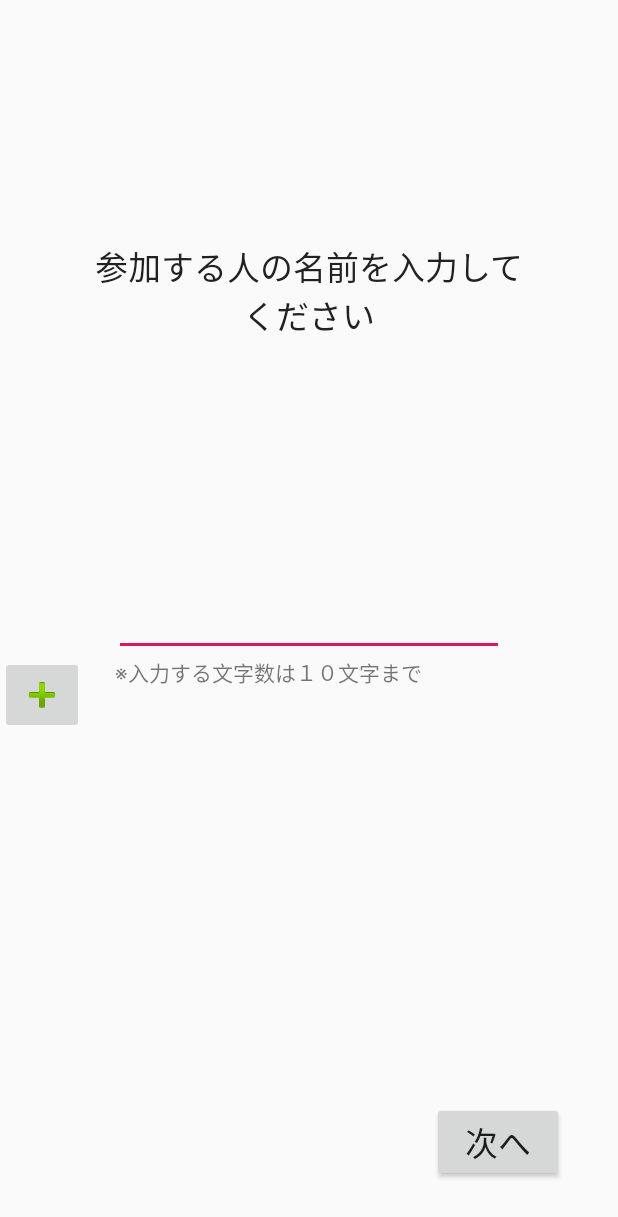
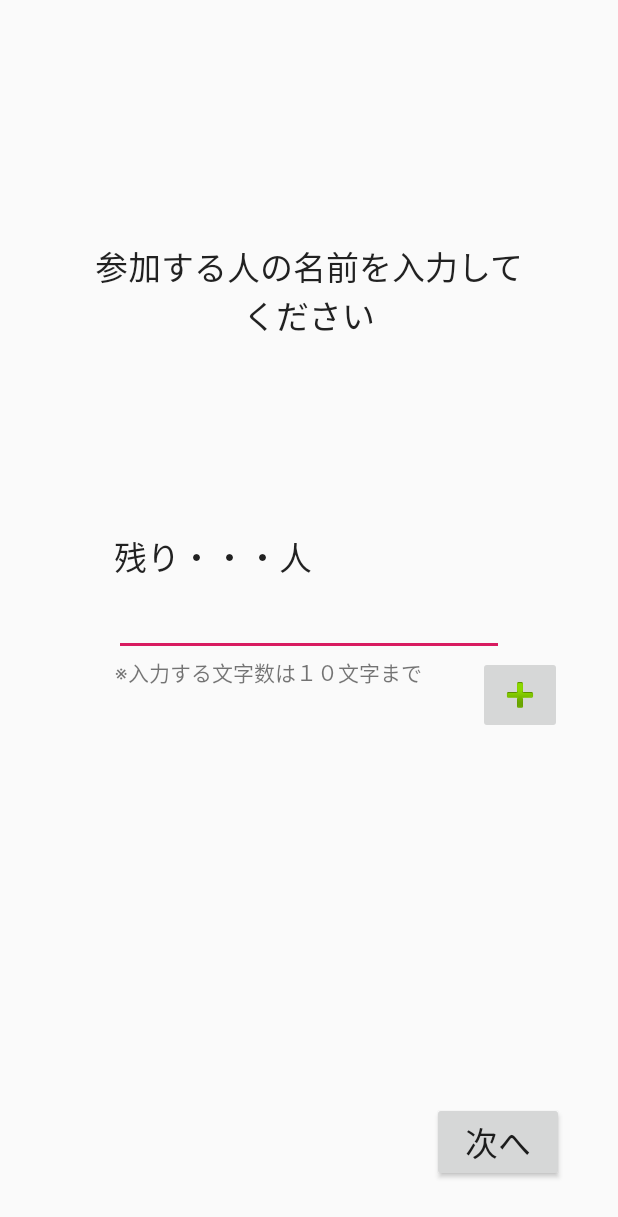
Before and after one commit to p2hacks/teamR03, an Android app: the layout fragment_exchange_input_name.xml on its own in the app's theme, with its tools: preview values and no code run, on a phone screen of 412 x 824 dp. Shown: the top 1217 px of the screen. Run offline under Robolectric (Android 15) with nearby library versions, the light colour scheme and no system bars.

Commit message:
人数、名前を

```diff
--- a/app/src/main/java/com/example/soba/exchange/exchange.kt
+++ b/app/src/main/java/com/example/soba/exchange/exchange.kt
@@ -10,4 +10,5 @@ class exchange : AppCompatActivity() {
         super.onCreate(savedInstanceState)
         setContentView(R.layout.activity_exchange)
     }
+
 }
--- a/app/src/main/res/layout/fragment_exchange_input_name.xml
+++ b/app/src/main/res/layout/fragment_exchange_input_name.xml
@@ -1,17 +1,14 @@
 <?xml version="1.0" encoding="utf-8"?>
-<FrameLayout xmlns:android="http://schemas.android.com/apk/res/android"
+<androidx.constraintlayout.widget.ConstraintLayout xmlns:android="http://schemas.android.com/apk/res/android"
     xmlns:app="http://schemas.android.com/apk/res-auto"
     xmlns:tools="http://schemas.android.com/tools"
-             android:layout_width="match_parent"
-             android:layout_height="match_parent"
-             tools:context=".exchange.exchange_input_name">
-
-    <androidx.constraintlayout.widget.ConstraintLayout
-        android:layout_width="match_parent"
-        android:layout_height="match_parent">
+    android:id="@+id/frameLayoutName"
+    android:layout_width="match_parent"
+    android:layout_height="match_parent"
+    tools:context=".exchange.exchange_input_name">
 
         <Button
-            android:id="@+id/nextButton"
+            android:id="@+id/nextButtonName"
             android:layout_width="wrap_content"
             android:layout_height="wrap_content"
             android:layout_marginEnd="36dp"
@@ -59,9 +56,18 @@
             android:id="@+id/addNameButton"
             android:layout_width="wrap_content"
             android:layout_height="wrap_content"
+            android:layout_marginEnd="37dp"
+            android:scaleType="fitCenter"
             android:src="@android:drawable/ic_input_add"
-            app:layout_constraintTop_toBottomOf="@+id/inputName"
-            tools:layout_editor_absoluteX="300dp" />
+            app:layout_constraintEnd_toEndOf="parent"
+            app:layout_constraintTop_toBottomOf="@+id/inputName" />
 
-    </androidx.constraintlayout.widget.ConstraintLayout>
-</FrameLayout>
+        <TextView
+            android:id="@+id/remainingNumber"
+            android:layout_width="wrap_content"
+            android:layout_height="wrap_content"
+            android:text="残り・・・人"
+            android:textAppearance="@style/TextAppearance.AppCompat.Large"
+            app:layout_constraintBottom_toTopOf="@+id/inputName"
+            app:layout_constraintStart_toStartOf="@+id/inputName" />
+</androidx.constraintlayout.widget.ConstraintLayout>
```
Also changed, not shown: app/src/main/java/com/example/soba/exchange/exchange_input_name.kt (+72 -54 lines), app/src/main/java/com/example/soba/exchange/exchange_input_total.kt (+75 -55 lines), app/src/main/res/layout/fragment_exchange_input_total.xml (+21 -16 lines).
